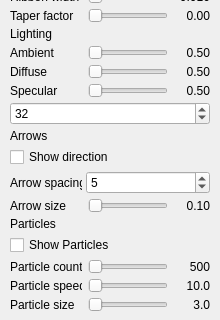
Old version of the form src/ui/streamlines_page.ui in the repository thermeng/SciRender; both pictures show x 0 to 220 and y 545 to 865 of the 220 by 865 pixel window.
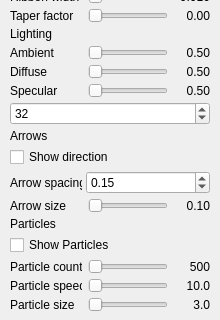
New version of the form.

Commit message: fix: streamline arrow spacing improvement

Patch:
```diff
--- a/src/ui/streamlines_page.ui
+++ b/src/ui/streamlines_page.ui
@@ -625,15 +625,24 @@
          </widget>
         </item>
         <item>
-         <widget class="QSpinBox" name="arrowSpacingSpin">
-          <property name="minimum">
+         <widget class="QDoubleSpinBox" name="arrowSpacingSpin">
+          <property name="toolTip">
+           <string>Distance between direction arrows as a fraction of the dataset extent</string>
+          </property>
+          <property name="decimals">
            <number>2</number>
           </property>
+          <property name="minimum">
+           <double>0.020000000000000</double>
+          </property>
           <property name="maximum">
-           <number>20</number>
+           <double>0.500000000000000</double>
+          </property>
+          <property name="singleStep">
+           <double>0.010000000000000</double>
           </property>
           <property name="value">
-           <number>5</number>
+           <double>0.150000000000000</double>
           </property>
          </widget>
         </item>
```
The commit also changes 7 other files.
